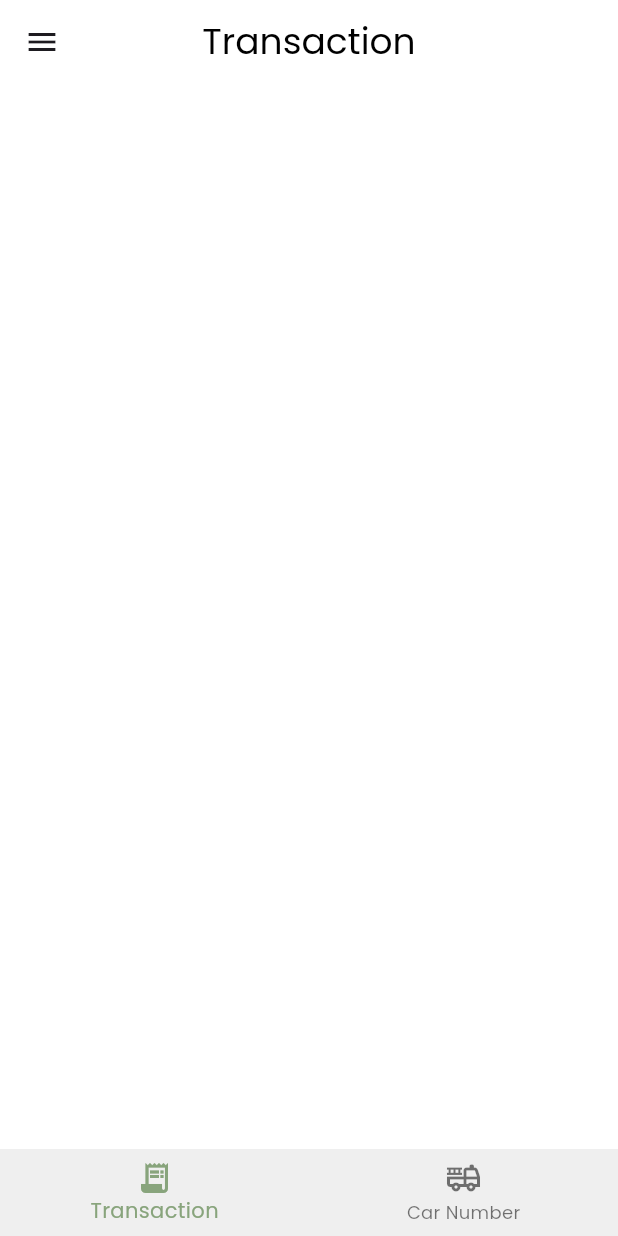
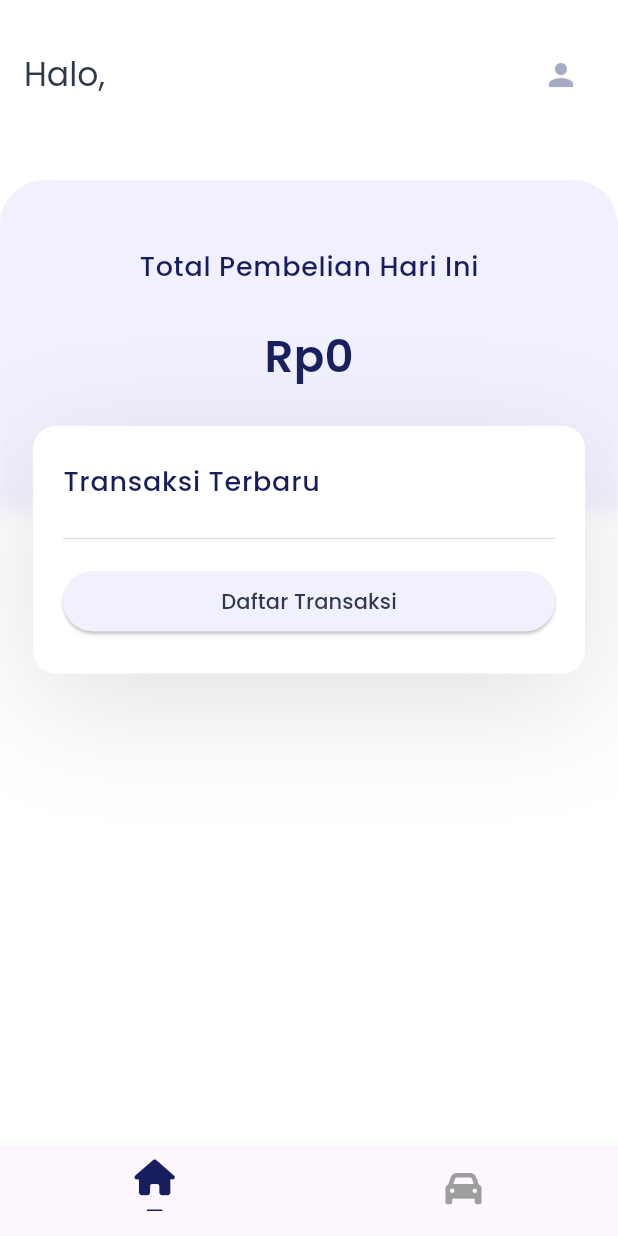
Before and after one commit to dna2121/sales_report_app, a Flutter app: the screen it shows once a user with an empty profile is signed in, on a phone screen of 412 x 824 dp. Run offline on Flutter 3.47's test engine with Material 2 defaults, Android fonts, the phone set to English and light mode, and no system bars; drawn by our look-alikes of grouped_list; our stand-ins replace cloud_firestore, date_field, dropdown_search, firebase_auth, firebase_core, font_awesome_flutter and 1 more; accounts and stored records are empty.

Commit message:
user transaction new ui

```diff
--- a/lib/app/modules/home/views/home_view.dart
+++ b/lib/app/modules/home/views/home_view.dart
@@ -3,6 +3,7 @@ import 'package:flutter/material.dart';
 import 'package:get/get.dart';
 import 'package:sales_report_app/app/modules/cars/views/cars_view.dart';
 import 'package:sales_report_app/app/modules/transaction/views/transaction_view.dart';
+import 'package:font_awesome_flutter/font_awesome_flutter.dart';
 
 import '../controllers/home_controller.dart';
 
@@ -12,23 +13,19 @@ class HomeView extends GetView<HomeController> {
   Widget build(BuildContext context) {
     return Scaffold(
       bottomNavigationBar: Obx(
-        () => ClipRRect(
-          child: BottomNavigationBar(
+        () => BottomNavigationBar(
           onTap: controller.changeTabIndex,
           currentIndex: controller.tabIndex.value,
-            items: const [
+          items: [
             BottomNavigationBarItem(
-                icon: Icon(Icons.receipt_long_outlined),
-                activeIcon: Icon(Icons.receipt_long),
-                label: 'Transaction',
+              icon: FaIcon(FontAwesomeIcons.house),
+              label: "—",
             ),
             BottomNavigationBarItem(
-                icon: Icon(Icons.fire_truck_outlined),
-                activeIcon: Icon(Icons.fire_truck),
-                label: 'Car Number',
+              icon: FaIcon(FontAwesomeIcons.car),
+              label: "—",
             ),
           ],
-          ),
         ),
       ),
       body: Obx(
--- a/lib/app/modules/transaction/views/transaction_view.dart
+++ b/lib/app/modules/transaction/views/transaction_view.dart
@@ -4,9 +4,9 @@ import 'package:cloud_firestore/cloud_firestore.dart';
 import 'package:flutter/material.dart';
 
 import 'package:get/get.dart';
-import 'package:grouped_list/grouped_list.dart';
 import 'package:intl/intl.dart';
 import 'package:sales_report_app/app/routes/app_pages.dart';
+import 'package:sales_report_app/utils/color.dart';
 import 'package:sales_report_app/utils/widget.dart';
 
 import '../controllers/transaction_controller.dart';
@@ -18,22 +18,13 @@ class TransactionView extends GetView<TransactionController> {
   Widget build(BuildContext context) {
     return Scaffold(
       appBar: AppBar(
-        title: const Text('Transaction'),
-        centerTitle: true,
-      ),
-      drawer: Drawer(
-        child: ListView(
-          children: [
-            StreamBuilder(
+          title: StreamBuilder(
               stream: controller.getRole(),
               builder: (context, snapshot) {
                 if (snapshot.hasData) {
                   var userData = snapshot.data!;
-                    return Padding(
-                      padding: const EdgeInsets.all(17.0),
-                      child: HeaderText(
-                        text: 'Hi, ${userData['name']}.',
-                      ),
+                  return Text(
+                    'Halo, ${userData['name']}',
                   );
                 } else if (snapshot.hasError) {
                   return SizedBox();
@@ -41,7 +32,7 @@ class TransactionView extends GetView<TransactionController> {
                   return SizedBox();
                 }
               }),
-            Divider(),
+          actions: [
             StreamBuilder(
               stream: controller.getRole(),
               builder: (context, snapshot) {
@@ -52,13 +43,9 @@ class TransactionView extends GetView<TransactionController> {
                   if (roles.contains('admin')) {
                     return Visibility(
                       visible: true,
-                      child: ListTile(
-                        title: const Text('Admin Page'),
-                        leading: Icon(Icons.admin_panel_settings_outlined),
-                        onTap: () {
-                          Get.offAllNamed(Routes.ADMIN);
-                        },
-                      ),
+                      child: IconButton(
+                          onPressed: () => Get.offAllNamed(Routes.ADMIN),
+                          icon: Icon(Icons.admin_panel_settings)),
                     );
                   } else {
                     return SizedBox();
@@ -70,31 +57,37 @@ class TransactionView extends GetView<TransactionController> {
                 }
               },
             ),
-            ListTile(
-              title: const Text('Profile'),
-              leading: Icon(Icons.person_outline),
-              onTap: () {
-                Get.toNamed(Routes.PROFILE);
-              },
+            IconButton(
+              onPressed: () => Get.toNamed(Routes.PROFILE),
+              icon: Icon(Icons.person),
             ),
-            ListTile(
-              title: const Text(
-                'Log out',
-                style: TextStyle(color: Colors.red),
-              ),
-              onTap: () {
-                controller.signOut();
-              },
-            ),
+            SizedBox(width: 14),
+          ]),
+      body: SingleChildScrollView(
+        child: Column(
+          children: [
+            SizedBox(height: 20),
+            Container(
+              width: double.infinity,
+              decoration: BoxDecoration(
+                color: AppColor.boxShadow,
+                borderRadius: BorderRadius.only(
+                    topLeft: Radius.circular(30),
+                    topRight: Radius.circular(30)),
+                boxShadow: [
+                  BoxShadow(
+                      color: AppColor.boxShadow,
+                      spreadRadius: 7,
+                      blurRadius: 10,
+                      offset: Offset(0, 50)),
                 ],
               ),
-      ),
-      body: Center(
-        child: Column(
-          children: [
-            Expanded(
-              child: StreamBuilder(
-                  stream: controller.streamTxById(),
+              child: Column(mainAxisSize: MainAxisSize.min, children: [
+                SizedBox(height: 45),
+                HeaderText(text: "Total Pembelian Hari Ini"),
+                SizedBox(height: 25),
+                StreamBuilder(
+                  stream: controller.streamTxToday(),
                   builder: (context, snapshot) {
                     if (snapshot.hasError) {
                       return Center(child: Text('Something went wrong'));
@@ -110,83 +103,108 @@ class TransactionView extends GetView<TransactionController> {
 
                     if (snapshot.hasData) {
                       List<DocumentSnapshot> documents = snapshot.data!.docs;
-                      Map<String, int> groupTotalPrices = {};
 
+                      // Calculate total price
+                      int totalAmount = 0;
                       documents.forEach((document) {
-                        Timestamp timestamp = document['date'] as Timestamp;
-                        DateTime date = timestamp.toDate();
-                        String groupKey = DateFormat('d MMMM').format(date);
-                        int price = document['price'] as int;
-
-                        if (groupTotalPrices.containsKey(groupKey)) {
-                          groupTotalPrices[groupKey] =
-                              groupTotalPrices[groupKey]! + price;
-                        } else {
-                          groupTotalPrices[groupKey] = price;
-                        }
+                        totalAmount += document['price'] as int;
                       });
 
+                      // Format totalAmount as rupiah
                       final formatCurrency =
-                          NumberFormat.currency(locale: 'id_ID', symbol: 'Rp ');
+                          NumberFormat.currency(locale: 'id_ID', symbol: 'Rp');
+                      final formattedAmount =
+                          formatCurrency.format(totalAmount);
 
-                      return GroupedListView(
-                        elements: snapshot.data!.docs,
-                        order: GroupedListOrder.DESC,
-                        groupBy: (element) {
-                          Timestamp timestamp = element['date'] as Timestamp;
-                          DateTime date = timestamp.toDate();
-                          return DateFormat('d MMMM').format(date);
+                      return Text(
+                        '$formattedAmount',
+                        style: TextStyle(
+                            fontSize: 30, fontWeight: FontWeight.w600),
+                      );
+                    }
+                    return SizedBox();
                   },
-                        groupSeparatorBuilder: (value) {
-                          String groupKey = value;
-                          int totalPrice = groupTotalPrices[groupKey]!;
+                ),
+                SizedBox(height: 25),
+              ]),
+            ),
+            Container(
+              margin: EdgeInsets.symmetric(horizontal: 22),
+              padding: EdgeInsets.symmetric(vertical: 24, horizontal: 20),
+              decoration: whiteboxDecor(),
+              child: Column(
+                crossAxisAlignment: CrossAxisAlignment.start,
+                children: [
+                  HeaderText(text: "Transaksi Terbaru"),
+                  SizedBox(height: 7),
+                  StreamBuilder(
+                    stream: controller.streamTxById(),
+                    builder: (context, snapshot) {
+                      if (snapshot.hasError) {
+                        return Center(child: Text('Something went wrong'));
+                      }
+
+                      if (snapshot.connectionState == ConnectionState.waiting) {
+                        return Center(child: Text("Loading"));
+                      }
+
+                      if (!snapshot.hasData) {
+                        return Center(child: Text("Loading..."));
+                      }
+
+                      List<DocumentSnapshot> documents = snapshot.data!.docs;
+
+                      return Column(
+                        children: documents.map((document) {
+                          Map<String, dynamic> data =
+                              document.data()! as Map<String, dynamic>;
+
+                          int totalPrice = data['price'];
+                          final formatCurrency = NumberFormat.currency(
+                              locale: 'id_ID', symbol: 'Rp ');
                           String formattedAmount =
                               formatCurrency.format(totalPrice);
 
-                          return Padding(
-                            padding: const EdgeInsets.fromLTRB(19, 13, 19, 10),
-                            child: Row(
+                          Timestamp timestamp = data['date'] as Timestamp;
+                          DateTime date = timestamp.toDate();
+                          String tanggal = DateFormat('d MMM ').format(date);
+
+                          return ListTile(
+                            leading: CircleAvatar(
+                              backgroundColor: Colors.amber.shade300,
+                              child: Icon(
+                                Icons.person,
+                                color: Colors.white,
+                              ),
+                            ),
+                            trailing: Text(
+                              formattedAmount,
+                              style:
+                                  TextStyle(fontSize: 14, color: AppColor.body),
+                            ),
+                            title: Text('${data['weight']} kg'),
+                            subtitle: Column(
+                              crossAxisAlignment: CrossAxisAlignment.start,
                               children: [
-                                Expanded(child: HeaderText(text: value)),
-                                TitleText(text: formattedAmount),
+                                Text(data['carNumber'],
+                                    style: TextStyle(color: Colors.grey)),
+                                Text(tanggal,
+                                    style: TextStyle(color: Colors.grey)),
                               ],
                             ),
                           );
+                        }).toList(),
+                      );
                     },
-                        groupComparator: (group1, group2) {
-                          DateTime date1 =
-                              DateFormat('d MMMM').parse(group1, true);
-                          DateTime date2 =
-                              DateFormat('d MMMM').parse(group2, true);
-                          return date1.compareTo(date2);
-                        },
-                        itemBuilder: (context, element) {
-                          return Card(
-                            child: ListTile(
-                              title: Text(element['name']),
-                              subtitle: Text('${element['weight']} kg'),
-                              leading: CircleAvatar(
-                                backgroundColor: Colors.blue.shade900,
-                                child: Icon(
-                                  Icons.person,
-                                  color: Colors.grey.shade100,
+                  ),
+                  SizedBox(height: 10),
+                  Divider(color: Colors.grey.shade300),
+                  SizedBox(height: 10),
+                  StringButton(pressed: () {}, text: "Daftar Transaksi"),
+                ],
               ),
             ),
-                              trailing: Text(
-                                '+${formatCurrency.format(element['price'])}',
-                                style: TextStyle(
-                                    fontSize: 14, color: Colors.green),
-                              ),
-                              onTap: () => Get.toNamed(Routes.DETAILTX,
-                                  arguments: element['transactionID']),
-                            ),
-                          );
-                        },
-                      );
-                    }
-                    return SizedBox();
-                  }),
-            )
+            SizedBox(height: 50),
           ],
         ),
       ),
--- a/lib/main.dart
+++ b/lib/main.dart
@@ -28,27 +28,30 @@ class SalesReport extends StatelessWidget {
         useMaterial3: true,
         fontFamily: 'Poppins',
         textTheme: TextTheme(
-          bodyMedium: TextStyle(color: Color.fromRGBO(47, 57, 78, 1)),
-          bodyLarge: TextStyle(color: Color.fromRGBO(47, 57, 78, 1)),
-        ),
+            bodyMedium: TextStyle(color: AppColor.body),
+            bodyLarge:
+                TextStyle(color: AppColor.title, fontWeight: FontWeight.w500)),
         scaffoldBackgroundColor: Colors.white,
         appBarTheme: AppBarTheme(
           backgroundColor: Colors.white,
+          actionsIconTheme: IconThemeData(color: AppColor.iconColor),
+          toolbarHeight: 100,
           titleTextStyle: TextStyle(
-              color: Colors.black, fontSize: 24, fontFamily: 'Poppins'),
+              color: AppColor.title, fontSize: 22, fontFamily: 'Poppins'),
         ),
         bottomNavigationBarTheme: BottomNavigationBarThemeData(
-          backgroundColor: AppColor.grey,
-          selectedItemColor: AppColor.green,
+          selectedItemColor: AppColor.body,
+          showUnselectedLabels: false,
+          unselectedIconTheme: IconThemeData(color: Colors.grey),
         ),
         floatingActionButtonTheme: FloatingActionButtonThemeData(
             foregroundColor: Colors.white, backgroundColor: AppColor.green),
         elevatedButtonTheme: ElevatedButtonThemeData(
           style: ButtonStyle(
-            backgroundColor: AppColor.hijau,
+            backgroundColor: AppColor.button,
             shape: MaterialStateProperty.all<RoundedRectangleBorder>(
               RoundedRectangleBorder(
-                borderRadius: BorderRadius.circular(8),
+                borderRadius: BorderRadius.circular(20),
               ),
             ),
           ),
--- a/lib/utils/color.dart
+++ b/lib/utils/color.dart
@@ -1,14 +1,19 @@
 import 'package:flutter/material.dart';
 
 class AppColor {
+  static const Color iconColor = Color.fromRGBO(166, 170, 197, 1);
+  static const Color body = Color.fromRGBO(22, 30, 93, 1);
+  static const Color title = Color.fromRGBO(47, 57, 78, 1);
+  static const Color boxShadow = Color.fromRGBO(241, 240, 254, 1);
+
   static const Color green = const Color.fromRGBO(136, 164, 124, 1);
   static const Color grey = const Color.fromRGBO(239, 239, 239, 1); //navbar
   static const Color grey2 =
       const Color.fromRGBO(237, 237, 237, 1); //text, button.
   static const Color background = const Color.fromRGBO(245, 245, 245, 1);
 
-  static MaterialStateProperty<Color?> hijau =
-      MaterialStateProperty.all<Color>(const Color.fromRGBO(136, 164, 124, 1));
+  static MaterialStateProperty<Color?> button =
+      MaterialStateProperty.all<Color>(const Color.fromRGBO(240, 241, 253, 1));
 
   static MaterialStateProperty<Color?> abuabu =
       MaterialStateProperty.all<Color>(const Color.fromRGBO(237, 237, 237, 1));
--- a/lib/utils/widget.dart
+++ b/lib/utils/widget.dart
@@ -16,7 +16,7 @@ class HeaderText extends StatelessWidget {
     return Text(
       text,
       style: TextStyle(
-          fontWeight: FontWeight.w600, fontSize: 18, letterSpacing: 0.5),
+          fontWeight: FontWeight.w500, fontSize: 18, letterSpacing: 0.5),
     );
   }
 }
@@ -144,7 +144,7 @@ class StringButton extends StatelessWidget {
       width: double.infinity,
       child: ElevatedButton(
         onPressed: pressed,
-        child: Text(text, style: TextStyle(color: Colors.white)),
+        child: Text(text, style: TextStyle(color: AppColor.title)),
       ),
     );
   }
@@ -235,3 +235,18 @@ class StringField extends StatelessWidget {
         child: TitleText(text: text));
   }
 }
+
+BoxDecoration whiteboxDecor() {
+  return BoxDecoration(
+    color: Colors.white,
+    borderRadius: BorderRadius.circular(15),
+    boxShadow: [
+      BoxShadow(
+        color: Colors.grey.withOpacity(0.3), // Shadow color
+        spreadRadius: 1,
+        blurRadius: 70,
+        offset: Offset(0, 20),
+      ),
+    ],
+  );
+}
--- a/pubspec.yaml
+++ b/pubspec.yaml
@@ -19,6 +19,7 @@ dependencies:
   intl: ^0.18.1
   date_field: ^3.0.5
   grouped_list: ^5.1.2
+  font_awesome_flutter: ^10.5.0
 
 dev_dependencies:
   build_runner: ^2.3.3
```
Also changed, not shown: lib/app/modules/transaction/controllers/transaction_controller.dart (+14 -4 lines), pubspec.lock. Lines whose indentation alone changed are shown as unchanged.
